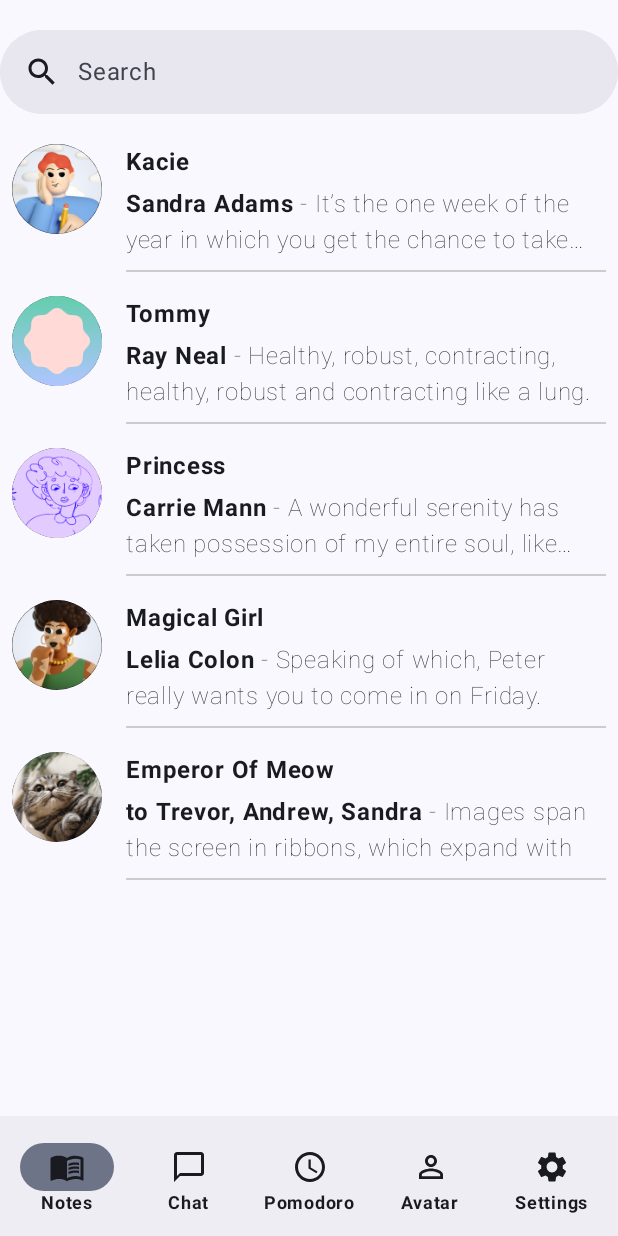
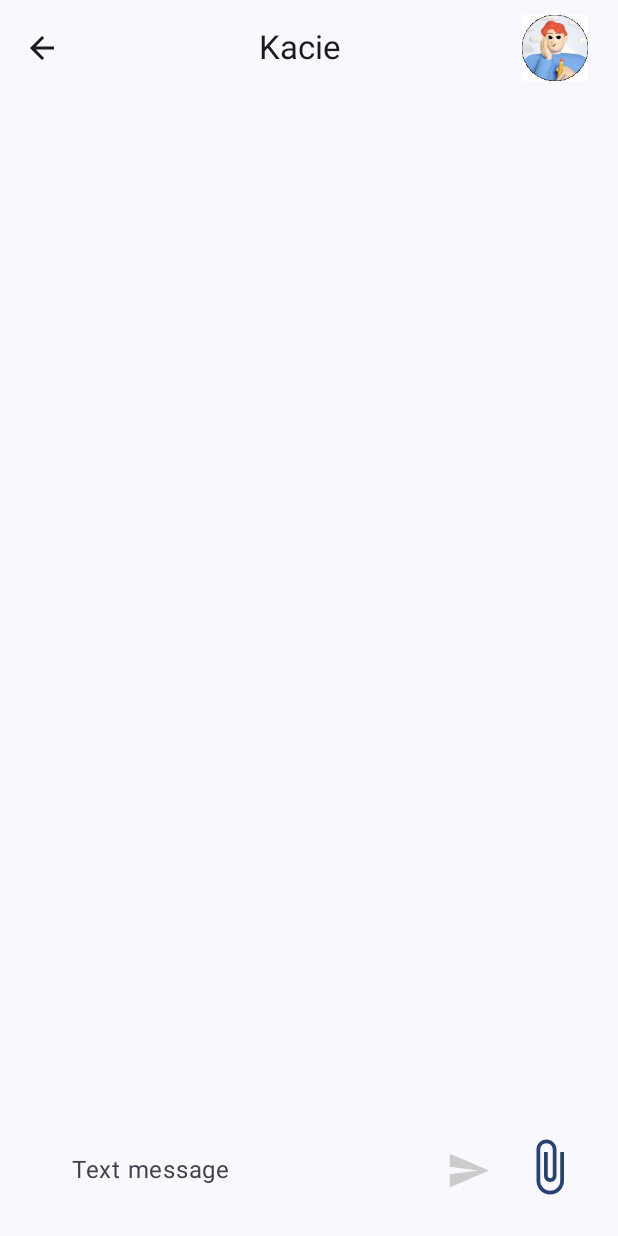
Before and after one commit to mcdulltii/CSC2007, an Android app built with Jetpack Compose: the ChatPage screen opened through its navigation route, after a tap on "Kacie", on a phone screen of 412 x 824 dp. Run offline under Robolectric (Android 15) with nearby library versions, the phone set to English and light mode, and no system bars; libraries missing offline, so code that uses them is left out: compose.icons, compose.icons.fontawesomeicons.

Commit message:
Mid way through the private chat rooms messages

```diff
--- a/app/src/main/java/com/csc2007/notetaker/database/viewmodel/UserViewModel.kt
+++ b/app/src/main/java/com/csc2007/notetaker/database/viewmodel/UserViewModel.kt
@@ -23,6 +23,9 @@ class UserViewModel(private val repository: UsersRepository) : ViewModel() {
     private val _loggedIn = MutableStateFlow<Boolean?>(null)
     val loggedIn: StateFlow<Boolean?> = _loggedIn
 
+    private var _loggedInUserId = MutableStateFlow<Int?>(0)
+    var loggedInUserId: StateFlow<Int?> = _loggedInUserId
+
     val allUsers = repository.allUsers.stateIn(
         scope = viewModelScope,
         started = SharingStarted.WhileSubscribed(),
@@ -35,7 +38,12 @@ class UserViewModel(private val repository: UsersRepository) : ViewModel() {
                 _loggedIn.value = false
             } else {
                 val user = repository.login(email, hashString(password))
-                _loggedIn.value = user != null && user.password.contentEquals(hashString(password))
+
+                val loggedIn = user != null && user.password.contentEquals(hashString(password))
+                _loggedIn.value = loggedIn
+                if (loggedIn) {
+                    _loggedInUserId.value = user.id // Store the user ID if logged in successfully
+                }
             }
         }
     }
--- a/app/src/main/java/com/csc2007/notetaker/ui/Components.kt
+++ b/app/src/main/java/com/csc2007/notetaker/ui/Components.kt
@@ -1,8 +1,10 @@
 package com.csc2007.notetaker.ui
 
+import androidx.compose.foundation.Image
 import androidx.compose.foundation.background
 import androidx.compose.foundation.clickable
 import androidx.compose.foundation.layout.Arrangement
+import androidx.compose.foundation.layout.Box
 import androidx.compose.foundation.layout.Column
 import androidx.compose.foundation.layout.Row
 import androidx.compose.foundation.layout.fillMaxWidth
@@ -28,17 +30,21 @@ import androidx.compose.material3.Text
 import androidx.compose.material3.TopAppBar
 import androidx.compose.material3.TopAppBarDefaults
 import androidx.compose.runtime.Composable
+import androidx.compose.runtime.MutableState
 import androidx.compose.runtime.mutableStateOf
 import androidx.compose.runtime.remember
 import androidx.compose.runtime.saveable.rememberSaveable
 import androidx.compose.ui.Alignment
 import androidx.compose.ui.Modifier
 import androidx.compose.ui.draw.clip
+import androidx.compose.ui.res.painterResource
 import androidx.compose.ui.text.font.FontWeight
+import androidx.compose.ui.text.style.TextAlign
 import androidx.compose.ui.unit.dp
 import androidx.compose.ui.unit.sp
 import androidx.navigation.NavController
 import androidx.navigation.compose.rememberNavController
+import com.csc2007.notetaker.R
 
 
 @Composable
@@ -59,11 +65,9 @@ fun TopNavBar(navController: NavController = rememberNavController()) {
 
 @OptIn(ExperimentalMaterial3Api::class)
 @Composable
-fun TopSearchBar() {
-
-    val search = rememberSaveable { mutableStateOf("") }
-    val isActive = rememberSaveable { mutableStateOf(false) }
-
+fun TopSearchBar(search: MutableState<String> = rememberSaveable { mutableStateOf("") },
+                 isActive: MutableState<Boolean> = rememberSaveable { mutableStateOf(false) })
+{
     Row {
         SearchBar(
             query = search.value,
@@ -76,21 +80,31 @@ fun TopSearchBar() {
             },
             leadingIcon = {
                 Icon(Icons.Default.Search, contentDescription = "Search Icon")
-            }) {
-
+            },
+            ) {
         }
     }
 }
 
 @OptIn(ExperimentalMaterial3Api::class)
 @Composable
-fun TopNavBarText(navController: NavController = rememberNavController()) {
+fun TopNavBarText(navController: NavController = rememberNavController(), title: String = "Add New Module", imageDisplay: Int? = null, modifier: Modifier = Modifier) {
     TopAppBar(
-        title = { Text(text = "Add New Module") },
-        navigationIcon = { IconButton(onClick = { /*TODO*/ }) {
+        title = { Text(text = title,
+            modifier = modifier,
+            textAlign = TextAlign.Center) },
+        navigationIcon = { IconButton(onClick = { navController.popBackStack() }) {
             Icon(Icons.Filled.ArrowBack, contentDescription = "Back Arrow")
         } },
-        colors = TopAppBarDefaults.topAppBarColors(containerColor = MaterialTheme.colorScheme.surface))
+        actions = {
+            if (imageDisplay != null)
+                Image(
+                    painter = painterResource(id = imageDisplay),
+                    contentDescription = "profile picture",
+                    modifier = Modifier.size(60.dp).padding(end = 16.dp)
+                )
+        },
+        colors = TopAppBarDefaults.topAppBarColors(containerColor = MaterialTheme.colorScheme.surface),)
 }
 
 @Composable
--- a/app/src/main/java/com/csc2007/notetaker/ui/chat/ChatPage.kt
+++ b/app/src/main/java/com/csc2007/notetaker/ui/chat/ChatPage.kt
@@ -58,10 +58,14 @@ import com.csc2007.notetaker.ui.util.BottomBar
 
 @Composable
 fun ChatPage(navController: NavHostController,
-             viewModel: UserViewModel = viewModel()) {
+             viewModel: UserViewModel = viewModel(),
+             select_chat: MutableState<Chatter>)
+{
+    val searchQuery = rememberSaveable{mutableStateOf("")}
+    val searchIsActive = rememberSaveable{ mutableStateOf(false )}
 
 //    val users by viewModel.allUsers.collectAsState()
-    var sampleChatters = listOf(
+    val sampleChatters = listOf(
         Chatter(id = 0,
                 userName = "Kacie",
                 lastSentTo = "Sandra Adams",
@@ -98,10 +102,10 @@ fun ChatPage(navController: NavHostController,
             horizontalAlignment = Alignment.CenterHorizontally)
         {
             Spacer(modifier = Modifier.padding(6.dp))
-            TopSearchBar()
+            TopSearchBar(search = searchQuery, isActive = searchIsActive)
             Spacer(modifier = Modifier.padding(6.dp))
 
-            ChatList(chats = sampleChatters)
+            ChatList(chats = sampleChatters, navController = navController, select_chat = select_chat)
         }
         Column(verticalArrangement = Arrangement.Bottom)
         {
@@ -112,9 +116,13 @@ fun ChatPage(navController: NavHostController,
 }
 
 @Composable
-fun chatRow(chatter: Chatter)
+fun chatRow(chatter: Chatter, navController: NavHostController, select_chat: MutableState<Chatter>)
 {
-    Row(modifier = Modifier.padding(8.dp).clickable{/*TODO implement navigation to this specific chat*/})
+    Row(modifier = Modifier
+        .padding(8.dp)
+        .clickable {
+            select_chat.value = chatter
+            navController.navigate("private_chat_screen") })
     {
         Image(
         painter = painterResource(id = chatter.imgDrawable),
@@ -157,11 +165,11 @@ fun chatRow(chatter: Chatter)
 }
 
 @Composable
-fun ChatList(chats: List<Chatter>, modifier: Modifier = Modifier) {
+fun ChatList(chats: List<Chatter>, modifier: Modifier = Modifier, navController: NavHostController, select_chat: MutableState<Chatter>) {
     LazyColumn(
         modifier = Modifier.testTag("LazyColumn")){
         items(chats){
-                chat -> chatRow(chat)
+                chat -> chatRow(chat, navController, select_chat)
         }
     }
 }
--- /dev/null
+++ b/app/src/main/java/com/csc2007/notetaker/ui/chat/PrivateChatPage.kt
@@ -0,0 +1,126 @@
+package com.csc2007.notetaker.ui.chat
+
+import androidx.compose.foundation.clickable
+import androidx.compose.foundation.layout.Arrangement
+import androidx.compose.foundation.layout.Box
+import androidx.compose.foundation.layout.Column
+import androidx.compose.foundation.layout.Row
+import androidx.compose.foundation.layout.Spacer
+import androidx.compose.foundation.layout.fillMaxSize
+import androidx.compose.foundation.layout.fillMaxWidth
+import androidx.compose.foundation.layout.padding
+import androidx.compose.foundation.layout.size
+import androidx.compose.foundation.shape.RoundedCornerShape
+import androidx.compose.material.icons.Icons
+import androidx.compose.material.icons.filled.AttachFile
+import androidx.compose.material.icons.filled.PlayArrow
+import androidx.compose.material.icons.filled.Send
+import androidx.compose.material3.ExperimentalMaterial3Api
+import androidx.compose.material3.Icon
+import androidx.compose.material3.MaterialTheme
+import androidx.compose.material3.Text
+import androidx.compose.material3.TextField
+import androidx.compose.material3.TextFieldDefaults
+import androidx.compose.runtime.Composable
+import androidx.compose.runtime.MutableState
+import androidx.compose.runtime.mutableStateOf
+import androidx.compose.runtime.saveable.rememberSaveable
+import androidx.compose.ui.Alignment
+import androidx.compose.ui.Modifier
+import androidx.compose.ui.graphics.Color
+import androidx.compose.ui.unit.dp
+import androidx.lifecycle.viewmodel.compose.viewModel
+import androidx.navigation.NavHostController
+import com.csc2007.notetaker.database.viewmodel.UserViewModel
+import com.csc2007.notetaker.ui.BottomNavBar
+import com.csc2007.notetaker.ui.TopNavBarText
+import com.csc2007.notetaker.ui.TopSearchBar
+import com.csc2007.notetaker.ui.colors
+
+@Composable
+fun PrivateChatPage(navController: NavHostController, viewModel: UserViewModel = viewModel(), selected_chat: Chatter, userId: Int){
+// so far it assumes a single chatter with you, not grouped yet
+
+    var userInput = rememberSaveable{ mutableStateOf("")}
+
+    Column(modifier = Modifier.fillMaxSize())
+    {
+        Column(modifier = Modifier.weight(1f))
+        {
+            TopNavBarText(navController = navController, title = selected_chat.userName, imageDisplay = selected_chat.imgDrawable, modifier = Modifier.fillMaxWidth()) // Remember to include the image at the right
+//            messageList()
+        }
+        Row(verticalAlignment = Alignment.Bottom, modifier = Modifier.padding(16.dp))
+        {
+            Spacer(Modifier.padding(8.dp))
+            inputBar(label = "Text message", userInput = userInput, modifier = Modifier.weight(0.9f))
+            Box(modifier = Modifier.size(60.dp).padding(end = 0.dp).clickable{},
+                contentAlignment = Alignment.Center)
+            {
+                Icon(
+                    imageVector = Icons.Default.AttachFile,
+                    contentDescription = "File Upload",
+                    tint = MaterialTheme.colorScheme.primary,
+                    modifier = Modifier.size(40.dp)
+                )
+            }
+
+        }
+    }
+}
+
+@Composable
+fun TextBubble(text: String, sender: Int, myUserId: Int)
+{
+    //color = MaterialTheme.colorScheme.onSecondary for non my id
+    // text bubble then
+}
+
+@Composable
+fun messageRow(message: Message, myUserId: Int)
+{
+
+}
+
+@Composable
+fun messageList(messages: List<Message>, myUserId: Int)
+{
+
+}
+
+@OptIn(ExperimentalMaterial3Api::class)
+@Composable
+fun inputBar(modifier: Modifier = Modifier, label: String, userInput: MutableState<String>)
+{
+    TextField(
+        value = userInput.value,
+        onValueChange = { userInput.value = it },
+        singleLine = false,
+        modifier = modifier,
+        label = {Text(label)},
+        maxLines = 5,
+        shape = RoundedCornerShape(30.dp),
+        colors = TextFieldDefaults.textFieldColors(
+            containerColor = MaterialTheme.colorScheme.surface,
+            unfocusedIndicatorColor = Color.Transparent,
+            cursorColor = colors.primaryColor // change to our color scheme
+        ),
+        trailingIcon = {
+            Icon(
+                imageVector = Icons.Default.Send,
+                contentDescription = "Send",
+                tint = if (userInput.value.isNotEmpty()) {
+                    MaterialTheme.colorScheme.primary
+                } else {
+                    Color.LightGray
+                },
+                modifier = Modifier.size(30.dp).clickable(enabled = userInput.value.isNotEmpty()){/*TODO send the message*/}
+            )
+        }
+    )
+}
+
+data class Message(
+    val sender: Int = 0,
+    val content: String = "Hello!"
+)
--- a/app/src/main/java/com/csc2007/notetaker/ui/login/LoginPage.kt
+++ b/app/src/main/java/com/csc2007/notetaker/ui/login/LoginPage.kt
@@ -48,7 +48,8 @@ fun LoginPage(
     navController: NavController = rememberNavController(),
     email: MutableState<String> = mutableStateOf(""),
     password: MutableState<String> = mutableStateOf(""),
-    loggedIn: MutableState<Boolean?> = mutableStateOf(false)
+    loggedIn: MutableState<Boolean?> = mutableStateOf(false),
+    userId: MutableState<Int> = mutableStateOf(0)
 ) {
 
     val ibmPlexFamily = FontFamily(
@@ -56,9 +57,11 @@ fun LoginPage(
     )
 
     val loggedInState by viewModel.loggedIn.collectAsState()
+    val userIdState by viewModel.loggedInUserId.collectAsState()
 
     if (loggedInState == true) {
         loggedIn.value = loggedInState
+        userId.value = userIdState!!
         navController.navigate(Screens.ChatScreen.route)
     }
 
--- a/app/src/main/java/com/csc2007/notetaker/ui/util/NavGraph.kt
+++ b/app/src/main/java/com/csc2007/notetaker/ui/util/NavGraph.kt
@@ -15,7 +15,6 @@ import androidx.compose.material3.NavigationBarItem
 import androidx.compose.material3.NavigationBarItemDefaults
 import androidx.compose.material3.Text
 import androidx.compose.runtime.Composable
-import androidx.compose.runtime.MutableState
 import androidx.compose.runtime.getValue
 import androidx.compose.runtime.mutableStateOf
 import androidx.compose.runtime.remember
@@ -30,25 +29,24 @@ import androidx.navigation.compose.NavHost
 import androidx.navigation.compose.composable
 import androidx.navigation.compose.currentBackStackEntryAsState
 import coil.annotation.ExperimentalCoilApi
+import com.csc2007.notetaker.R
 import com.csc2007.notetaker.database.viewmodel.UserViewModel
 import com.csc2007.notetaker.database.viewmodel.UserViewModelFactory
 import com.csc2007.notetaker.ui.LandingPage
 import com.csc2007.notetaker.ui.avatar.AvatarPage
 import com.csc2007.notetaker.ui.camera.CameraPage
 import com.csc2007.notetaker.ui.chat.ChatPage
+import com.csc2007.notetaker.ui.chat.Chatter
+import com.csc2007.notetaker.ui.chat.PrivateChatPage
 import com.csc2007.notetaker.ui.individual_note.IndividualNotePage
 import com.csc2007.notetaker.ui.login.LoginPage
 import com.csc2007.notetaker.ui.modules.ModulesPage
-import com.csc2007.notetaker.ui.note.NotesPage
 import com.csc2007.notetaker.ui.settings.SettingsPage
 import com.csc2007.notetaker.ui.signup.SignUpPage
 import com.google.accompanist.permissions.ExperimentalPermissionsApi
 import compose.icons.FontAwesomeIcons
 import compose.icons.fontawesomeicons.Regular
-import compose.icons.fontawesomeicons.regular.CommentDots
 import compose.icons.fontawesomeicons.regular.StickyNote
-import compose.icons.fontawesomeicons.regular.TimesCircle
-import compose.icons.fontawesomeicons.regular.User
 import kotlinx.coroutines.ExperimentalCoroutinesApi
 
 
@@ -88,12 +86,18 @@ sealed class Screens(val route: String, val title: String? = null, val icon: Ima
 @Composable
 fun NavGraph(navController: NavHostController, viewModelFactory: UserViewModelFactory) {
 
+    val userId = remember{ mutableStateOf(-1)}
     val userName = remember { mutableStateOf("") }
     val email = remember { mutableStateOf("") }
     val password = remember { mutableStateOf("") }
     val confirmPassword = remember { mutableStateOf("") }
     val loggedIn = remember { mutableStateOf<Boolean?>(false) }
-
+    val privateChat = remember{ mutableStateOf<Chatter>(
+        Chatter(id = 999,
+        userName = "Kacie",
+        lastSentTo = "Sandra Adams",
+        latestText = " - It’s the one week of the year in which you get the chance to take…",
+        imgDrawable = R.drawable.kacie),)}
     NavHost(
         navController = navController,
         startDestination = Screens.LandingScreen.route
@@ -105,7 +109,7 @@ fun NavGraph(navController: NavHostController, viewModelFactory: UserViewModelFa
 
         composable(Screens.LoginScreen.route) {
             val viewModel : UserViewModel = viewModel(factory = viewModelFactory)
-            LoginPage(viewModel = viewModel, navController = navController, email = email, password = password, loggedIn = loggedIn)
+            LoginPage(viewModel = viewModel, navController = navController, email = email, password = password, loggedIn = loggedIn, userId = userId)
         }
 
         composable(Screens.SignUpScreen.route) {
@@ -124,9 +128,14 @@ fun NavGraph(navController: NavHostController, viewModelFactory: UserViewModelFa
 
         composable(Screens.ChatScreen.route) {
             val viewModel : UserViewModel = viewModel(factory = viewModelFactory)
-            ChatPage(navController = navController, viewModel = viewModel)
+            ChatPage(navController = navController, viewModel = viewModel, select_chat = privateChat)
         }
 
+        composable("private_chat_screen")
+        {
+            val viewModel : UserViewModel = viewModel(factory = viewModelFactory)
+            PrivateChatPage(navController = navController, viewModel = viewModel, selected_chat = privateChat.value, userId = userId.value)
+        }
         composable(Screens.PomodoroScreen.route) {
             IndividualNotePage(navController = navController)
         }
```
